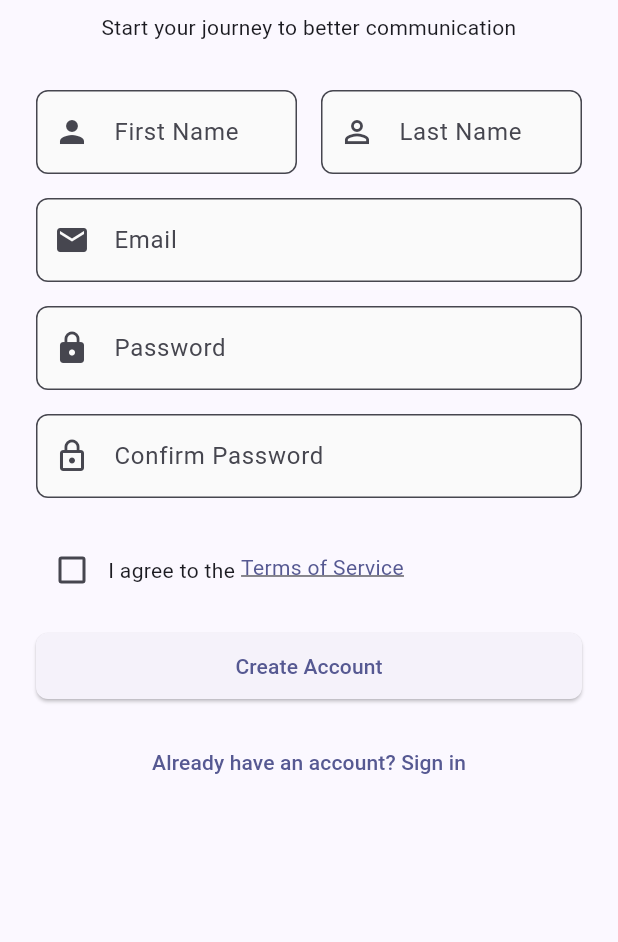
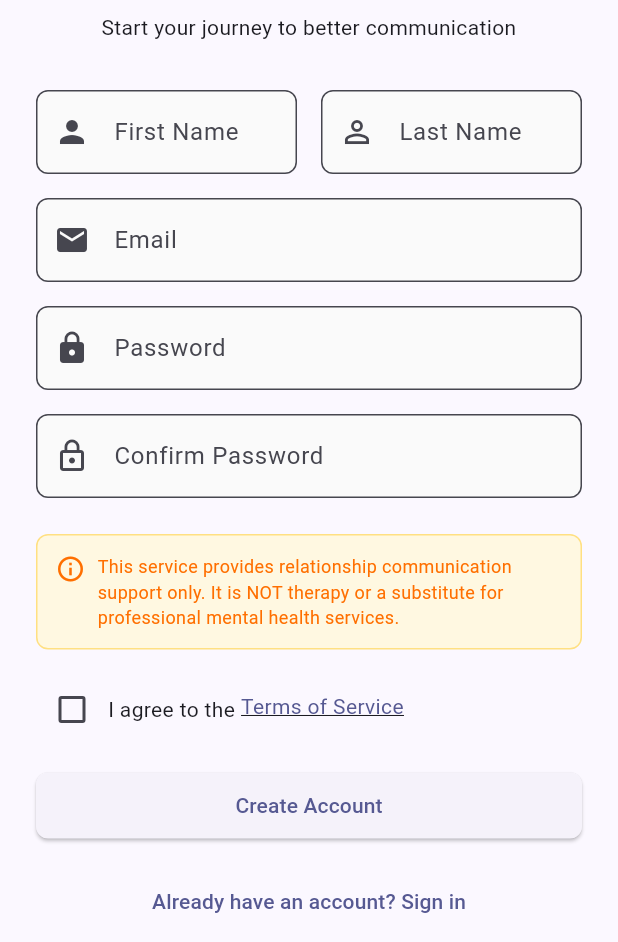
Before and after one commit to cvienot/we-counsel-ai, a Flutter app: the RegisterScreen screen opened by its route, on a phone screen of 412 x 824 dp, the part 294-1236 px from its top. Run offline on Flutter 3.47's test engine with Material 3 defaults, Android fonts, the light colour scheme and no system bars; our stand-ins replace dio, flutter_markdown, flutter_riverpod, flutter_secure_storage, go_router, shared_preferences and 1 more; accounts and stored records are empty; network calls fail.

Commit message:
transition from counselling to coaching

```diff
--- a/frontend/lib/screens/auth/register_screen.dart
+++ b/frontend/lib/screens/auth/register_screen.dart
@@ -237,6 +237,34 @@ class _RegisterScreenState extends ConsumerState<RegisterScreen> {
                   },
                 ),
                 const SizedBox(height: 24),
+                // Legal disclaimer
+                Container(
+                  padding: const EdgeInsets.all(12),
+                  decoration: BoxDecoration(
+                    color: Colors.amber.shade50,
+                    border: Border.all(color: Colors.amber.shade200),
+                    borderRadius: BorderRadius.circular(8),
+                  ),
+                  child: Row(
+                    crossAxisAlignment: CrossAxisAlignment.start,
+                    children: [
+                      Icon(Icons.info_outline, color: Colors.amber.shade900, size: 20),
+                      const SizedBox(width: 8),
+                      Expanded(
+                        child: Text(
+                          'This service provides relationship communication support only. '
+                          'It is NOT therapy or a substitute for professional mental health services.',
+                          style: TextStyle(
+                            fontSize: 12,
+                            color: Colors.amber.shade900,
+                            height: 1.4,
+                          ),
+                        ),
+                      ),
+                    ],
+                  ),
+                ),
+                const SizedBox(height: 16),
                 Row(
                   crossAxisAlignment: CrossAxisAlignment.start,
                   children: [
--- a/frontend/lib/screens/auth/terms_of_service_screen.dart
+++ b/frontend/lib/screens/auth/terms_of_service_screen.dart
@@ -128,11 +128,12 @@ class _LegacyTermsOfServiceScreen extends StatelessWidget {
               _buildSection(
                 context,
                 '2. Description of Service',
-                'We Counsel is a counselling application designed to facilitate communication between couples. The Service provides:\n\n'
+                'We Counsel is a relationship communication support application designed to facilitate communication between couples. The Service provides:\n\n'
                 '• Private conversation spaces for couples\n'
-                '• AI-assisted counselling support\n'
+                '• AI-assisted relationship coaching and communication support\n'
                 '• Secure messaging and communication tools\n'
-                '• Partner connection and invitation features',
+                '• Partner connection and invitation features\n\n'
+                '⚠️ THIS SERVICE IS NOT THERAPY: We Counsel provides communication support and educational guidance only. It is not a substitute for professional therapy, counseling, or mental health treatment.',
               ),
               _buildSection(
                 context,
@@ -182,14 +183,31 @@ class _LegacyTermsOfServiceScreen extends StatelessWidget {
               ),
               _buildSection(
                 context,
-                '7. AI Counselling Features',
-                '7.1 Nature of Service:\n'
-                '• The AI counselling feature provides automated support and suggestions\n'
-                '• AI-generated advice is not a substitute for professional mental health services\n'
-                '• We do not guarantee the accuracy or appropriateness of AI-generated content\n\n'
-                '7.2 Professional Help:\n'
-                '• If you are experiencing a mental health crisis, please contact emergency services or a qualified mental health professional\n'
-                '• The Service is designed to support communication, not replace professional therapy',
+                '7. AI Relationship Coaching Features',
+                '⚠️ IMPORTANT DISCLAIMERS:\n\n'
+                '7.1 Not Therapy or Mental Health Treatment:\n'
+                '• The AI relationship coach provides communication support and educational guidance ONLY\n'
+                '• This is NOT therapy, counseling, or mental health treatment\n'
+                '• The AI is not a licensed therapist, psychologist, or mental health professional\n'
+                '• AI-generated advice is for informational and educational purposes only\n\n'
+                '7.2 No Substitute for Professional Help:\n'
+                '• The Service is NOT a substitute for professional therapy or mental health services\n'
+                '• We strongly encourage seeking licensed professional help for:\n'
+                '  - Mental health concerns (depression, anxiety, trauma, etc.)\n'
+                '  - Relationship crises or serious conflicts\n'
+                '  - Abuse, violence, or safety concerns\n'
+                '  - Suicidal thoughts or self-harm\n\n'
+                '7.3 Crisis Situations:\n'
+                '• If you are in crisis or immediate danger, call emergency services (112/911)\n'
+                '• For mental health crises, contact a crisis hotline or emergency services\n'
+                '• The AI cannot provide crisis intervention\n\n'
+                '7.4 Accuracy and Reliability:\n'
+                '• We do not guarantee the accuracy, completeness, or appropriateness of AI responses\n'
+                '• AI responses may contain errors or inappropriate suggestions\n'
+                '• You use AI-generated content at your own risk\n\n'
+                '7.5 Professional Consultation:\n'
+                '• Always consult licensed professionals for serious relationship or mental health issues\n'
+                '• The Service is designed to support communication between partners, not replace professional guidance',
               ),
               _buildSection(
                 context,
--- a/frontend/lib/screens/plan_selection_screen.dart
+++ b/frontend/lib/screens/plan_selection_screen.dart
@@ -16,7 +16,7 @@ class _PlanSelectionScreenState extends State<PlanSelectionScreen> {
       'name': 'Free',
       'price': '€0',
       'period': '/forever',
-      'description': 'Try the AI counselor',
+      'description': 'Try the AI relationship coach',
       'features': [
         '10 AI messages per month',
         'Unlimited partner messaging',
```
Also changed, not shown: frontend/lib/screens/conversations/conversation_screen.dart (+16 -2 lines), frontend/lib/widgets/disclaimer_banner.dart (added, +158 -0 lines), 6 other files.
